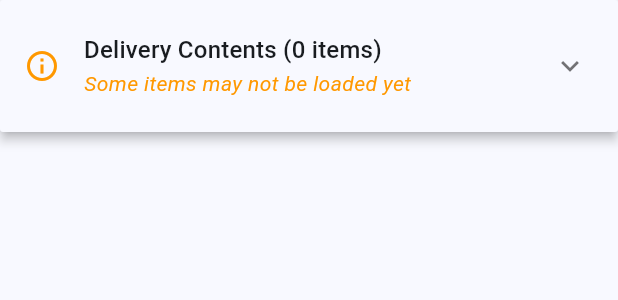
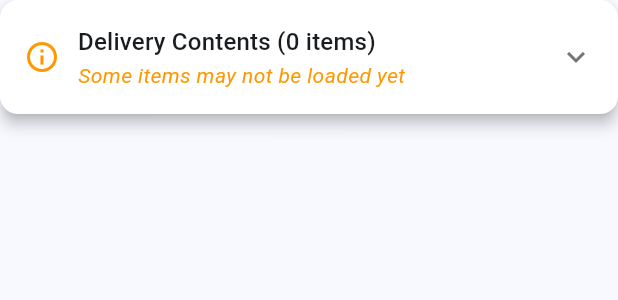
Before and after one commit to HarzaanHussain/cateredtoyou, a Flutter app: the LoadedItemsSection widget shown alone on an empty page, opened directly with empty values, on a phone screen of 412 x 824 dp. Shown: the top 300 px of the screen. Run offline on Flutter 3.47's test engine with Material 3 defaults, Android fonts, the phone set to English and light mode, and no system bars; our stand-ins replace cloud_firestore, firebase_auth, firebase_core, flutter_local_notifications, flutter_map, flutter_timezone and 6 more; accounts and stored records are empty.

Commit message:
updated other relevant delivery files that should now showcase the loaded items in the vehicle

```diff
--- a/lib/views/delivery/widgets/loaded_items_section.dart
+++ b/lib/views/delivery/widgets/loaded_items_section.dart
@@ -19,32 +19,42 @@ class _LoadedItemsSectionState extends State<LoadedItemsSection> {
 
   @override
   Widget build(BuildContext context) {
-    return Material(
-      color: Colors.transparent,
-      child: ExpansionPanelList(
-        dividerColor: Colors.white.withAlpha((0.9 * 255).toInt()),
-        elevation: 3,
-        expandedHeaderPadding: EdgeInsets.zero,
-        expansionCallback: (int index, bool isExpanded) {
+    return Card(
+      elevation: 4,
+      margin: EdgeInsets.zero,
+      color: Colors.white,
+      child: Column(
+        mainAxisSize: MainAxisSize.min,
+        children: [
+          // Custom header with tap handling
+          InkWell(
+            onTap: () {
               setState(() {
-            _isExpanded = !isExpanded;
+                _isExpanded = !_isExpanded;
               });
             },
+            child: Padding(
+              padding: const EdgeInsets.all(16.0),
+              child: Row(
                 children: [
-          ExpansionPanel(
-            headerBuilder: (context, isExpanded) {
-              return ListTile(
-                leading: Icon(
+                  Icon(
                     widget.allItemsLoaded
                       ? Icons.check_circle
                       : Icons.info_outline,
-                  color: widget.allItemsLoaded ? Colors.green : Colors.orange,
+                    color: widget.allItemsLoaded
+                      ? Colors.green
+                      : Colors.orange,
                   ),
-                title: Text(
+                  const SizedBox(width: 12),
+                  Expanded(
+                    child: Column(
+                      crossAxisAlignment: CrossAxisAlignment.start,
+                      children: [
+                        Text(
                           'Delivery Contents (${widget.items.length} items)',
                           style: Theme.of(context).textTheme.titleMedium,
                         ),
-                subtitle: Text(
+                        Text(
                           widget.allItemsLoaded
                             ? 'All items loaded and ready for delivery'
                             : 'Some items may not be loaded yet',
@@ -53,23 +63,34 @@ class _LoadedItemsSectionState extends State<LoadedItemsSection> {
                             fontStyle: FontStyle.italic,
                           ),
                         ),
-              );
-            },
-            body: Container(
+                      ],
+                    ),
+                  ),
+                  Icon(
+                    _isExpanded ? Icons.expand_less : Icons.expand_more,
+                    color: Colors.grey[600],
+                  ),
+                ],
+              ),
+            ),
+          ),
+
+          // Content (shows only when expanded)
+          if (_isExpanded)
+            Container(
               color: Colors.white,
               child: ListView.builder(
                 shrinkWrap: true,
-                physics: NeverScrollableScrollPhysics(),
+                physics: const NeverScrollableScrollPhysics(),
                 itemCount: widget.items.length,
                 itemBuilder: (context, index) {
                   final item = widget.items[index];
                   return ListTile(
-                    leading: Icon(Icons.inventory_2, color: Colors.green),
+                    leading: const Icon(Icons.inventory_2, color: Colors.green),
                     title: Text(item['name'] ?? 'Unknown Item'),
                     subtitle: Text('Quantity: ${item['quantity'] ?? 0}'),
                     trailing: Container(
-                      padding: const EdgeInsets.symmetric(
-                          horizontal: 8, vertical: 4),
+                      padding: const EdgeInsets.symmetric(horizontal: 8, vertical: 4),
                       decoration: BoxDecoration(
                         color: Colors.green.shade100,
                         borderRadius: BorderRadius.circular(12),
@@ -87,8 +108,6 @@ class _LoadedItemsSectionState extends State<LoadedItemsSection> {
                 },
               ),
             ),
-            isExpanded: _isExpanded,
-          ),
         ],
       ),
     );
```
Lines whose indentation alone changed are shown as unchanged.
